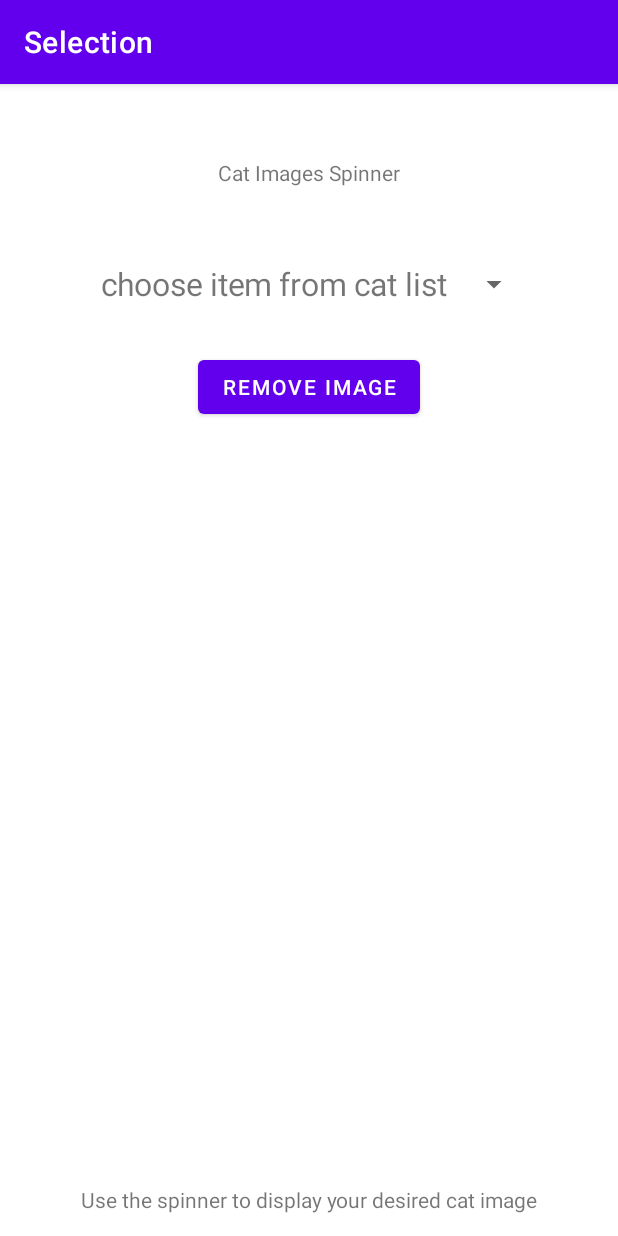
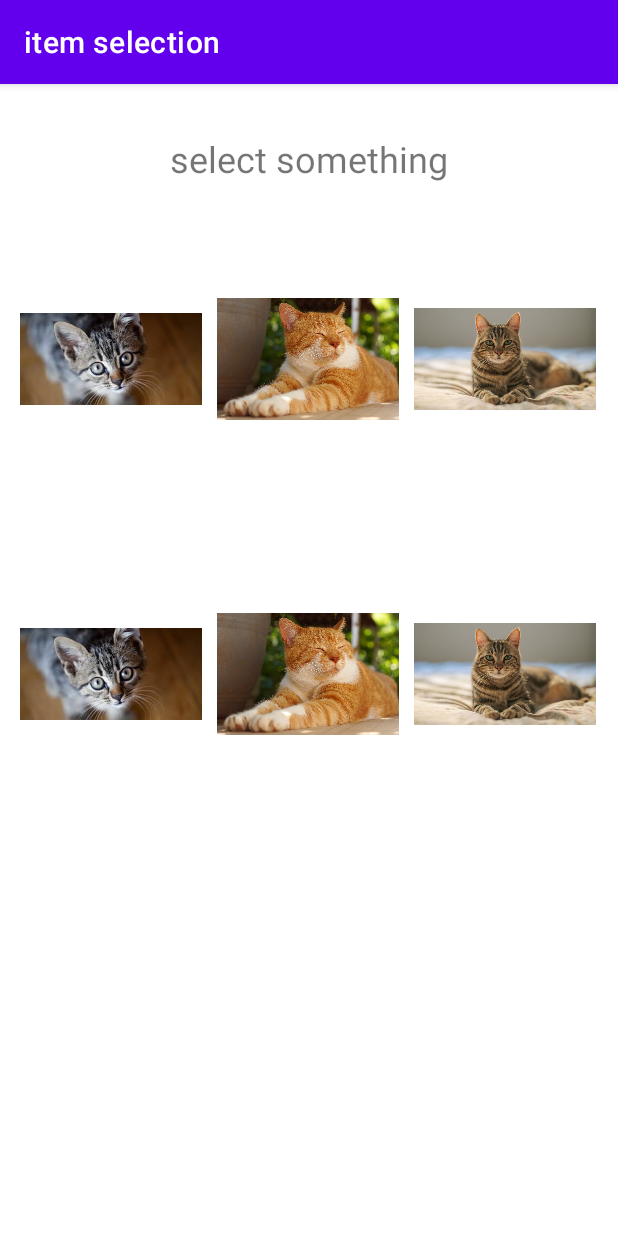
Before and after one commit to jackychulo/webapp-assignment6-alternativeresources, an Android app: the screen it shows after launch (MainActivity), on a phone screen of 412 x 824 dp. Run offline under Robolectric (Android 15) with nearby library versions, the phone set to English and light mode, and no system bars.

Commit message:
changed to gridview

```diff
--- a/app/src/main/AndroidManifest.xml
+++ b/app/src/main/AndroidManifest.xml
@@ -6,7 +6,7 @@
         android:allowBackup="true"
         android:icon="@mipmap/ic_launcher"
         android:label="@string/app_name"
-        android:roundIcon="@mipmap/ic_launcher_round"
+        android:roundIcon="@mipmap/caticon"
         android:supportsRtl="true"
         android:theme="@style/Theme.ImageActivity">
         <activity android:name=".catdisplayactivity"
--- a/app/src/main/java/edu/temple/imageactivity/ImageAdapter.java
+++ b/app/src/main/java/edu/temple/imageactivity/ImageAdapter.java
@@ -1,6 +1,8 @@
 package edu.temple.imageactivity;
 
 import android.content.Context;
+import android.graphics.Color;
+import android.text.Layout;
 import android.util.Log;
 import android.util.Pair;
 import android.view.Gravity;
@@ -9,6 +11,7 @@ import android.view.ViewGroup;
 import android.widget.BaseAdapter;
 import android.widget.ImageView;
 import android.widget.LinearLayout;
+import android.widget.RelativeLayout;
 import android.widget.TextView;
 
 import org.w3c.dom.Text;
@@ -40,7 +43,8 @@ public class ImageAdapter extends BaseAdapter {
     @Override
     public int getCount() {
         // items + 1 titleview
-        return items.size()+1;
+        //return items.size()+1;
+        return items.size();
     }
 
     @Override
@@ -48,7 +52,8 @@ public class ImageAdapter extends BaseAdapter {
         if(isTitle(position)){
             return null; //if it is title, return nothing
         }else{
-            return items.get(position + 1); //add 1 because of title view;
+            //return items.get(position + 1); //add 1 because of title view;
+            return items.get(position);
         }
     }
 
@@ -60,6 +65,7 @@ public class ImageAdapter extends BaseAdapter {
     @Override
     public View getView(int position, View convertView, ViewGroup parent) {
         //convertView refers to views inside the spinner
+        /*
         TextView textview;
 
         if((textview = (TextView) convertView) == null){
@@ -79,8 +85,48 @@ public class ImageAdapter extends BaseAdapter {
         }
 
         return textview;
+        */
+        TextView textview;
+        ImageView imageview;
+
+        LinearLayout linearlayout;
+        RelativeLayout relativelayout;
+
+        if(convertView == null){
+            linearlayout = new LinearLayout(context);
+            relativelayout = new RelativeLayout(context);
+            textview = new TextView(context);
+            imageview = new ImageView(context);
+
+            linearlayout.setOrientation(LinearLayout.HORIZONTAL);
+            //textview.setPadding(90,100,45,50);
+            textview.setTextSize(18);
+            textview.setTextColor(Color.WHITE);
+            textview.setGravity(Gravity.CENTER);
+
+
+
+
+            //linearlayout.addView(imageview);
+            relativelayout.addView(imageview);
+            imageview.getLayoutParams().height = 300;
+            imageview.getLayoutParams().width = 300;
+            //linearlayout.addView(textview);
+            relativelayout.addView(textview);
+        }else{
+            //linearlayout = (LinearLayout) convertView;
+            relativelayout = (RelativeLayout) convertView;
+            imageview = (ImageView) relativelayout.getChildAt(0);
+            textview = (TextView) relativelayout.getChildAt(1);
+        }
+
+        imageview.setImageResource(imageitems.get(position));
+        textview.setText(items.get(position));
+
+        //return linearlayout;
+        return relativelayout;
     }
-
+    /*
     @Override
     public View getDropDownView(int position, View convertView, ViewGroup parent) {
 
@@ -117,4 +163,6 @@ public class ImageAdapter extends BaseAdapter {
 
         return linearlayout;
     }
+
+    */
 }
--- a/app/src/main/java/edu/temple/imageactivity/MainActivity.java
+++ b/app/src/main/java/edu/temple/imageactivity/MainActivity.java
@@ -10,6 +10,7 @@ import android.widget.Adapter;
 import android.widget.AdapterView;
 import android.widget.ArrayAdapter;
 import android.widget.Button;
+import android.widget.GridView;
 import android.widget.ImageView;
 import android.widget.ListView;
 import android.widget.Spinner;
@@ -23,53 +24,39 @@ public class MainActivity extends AppCompatActivity {
 
     ImageView imageview;
     Button button;
-    Spinner spinner;
+    //Spinner spinner;
 
     @Override
     protected void onCreate(Bundle savedInstanceState) {
         super.onCreate(savedInstanceState);
         setContentView(R.layout.activity_main);
-        setTitle("Selection");
-        ArrayList<String> catarray = new ArrayList<>(Arrays.asList("sushi","tofu","dragonroll"));
+        setTitle("item selection");
+        ArrayList<String> catarray = new ArrayList<>(Arrays.asList("sushi", "tofu", "dragonroll",
+                "sushi2", "tofu2", "dragonroll2"));
         ArrayList<Integer> catimagearray = new ArrayList<Integer>(Arrays.asList(
-                R.drawable.cat1, R.drawable.cat2, R.drawable.cat3
-                ));
+                R.drawable.cat1, R.drawable.cat2, R.drawable.cat3, R.drawable.cat1,
+                R.drawable.cat2, R.drawable.cat3
+        ));
         //String[] catarray = new String[]{"sushi", "tofu", "dragonroll"};
         //int[] catimagearray = new int[]{R.drawable.cat1, R.drawable.cat2, R.drawable.cat3};
         //ArrayAdapter adapter = new ArrayAdapter(this, android.R.layout.simple_list_item_1, catarray);
 
         ImageAdapter adapter = new ImageAdapter(this, catarray, catimagearray);
 
-        imageview = findViewById(R.id.imageView);
-        button = findViewById(R.id.button);
-        spinner = findViewById(R.id.spinner);
-        spinner.setAdapter(adapter);
+        //imageview = findViewById(R.id.imageView);
+        //spinner = findViewById(R.id.spinner);
+        //spinner.setAdapter(adapter);
 
+        GridView gridview = findViewById(R.id.gridview);
+        gridview.setAdapter(adapter);
 
+        gridview.setOnItemClickListener(new AdapterView.OnItemClickListener() {
+            @Override
+            public void onItemClick(AdapterView<?> parent, View view, int position, long id) {
+                sendcat(catarray.get(position), catimagearray.get(position));
 
-        spinner.setOnItemSelectedListener(new AdapterView.OnItemSelectedListener() {
-            @Override
-            public void onItemSelected(AdapterView<?> parent, View view, int position, long id) {
-                if(position != 0) {
-                    //imageview.setImageResource(catimagearray.get(position - 1));
-                    //Toast.makeText(MainActivity.this, "item selected", Toast.LENGTH_SHORT).show();
-                    sendcat(catarray.get(position-1), catimagearray.get(position-1));
-
-                }else{
-                    imageview.setImageResource(0);
-                }
-            }
-
-            @Override
-            public void onNothingSelected(AdapterView<?> parent) {
-                Toast.makeText(MainActivity.this, "item unselected", Toast.LENGTH_SHORT).show();
             }
         });
-
-        button.setOnClickListener(v -> {
-            imageview.setImageResource(0); //remove image
-        });
-
 
     }
 
--- a/app/src/main/res/layout/activity_main.xml
+++ b/app/src/main/res/layout/activity_main.xml
@@ -7,70 +7,34 @@
     tools:context=".MainActivity">
 
 
-    <ImageView
-        android:id="@+id/imageView"
-        android:layout_width="409dp"
-        android:layout_height="459dp"
-        android:layout_marginStart="23dp"
-        android:layout_marginTop="258dp"
-        android:layout_marginEnd="23dp"
-        android:layout_marginBottom="34dp"
+    <TextView
+        android:id="@+id/textView"
+        android:layout_width="198dp"
+        android:layout_height="38dp"
+        android:layout_marginTop="33dp"
+        android:layout_marginBottom="12dp"
+        android:text="select something"
+        android:textAlignment="center"
+        android:textSize="24sp"
+        app:layout_constraintBottom_toTopOf="@+id/gridview"
+        app:layout_constraintEnd_toEndOf="parent"
+        app:layout_constraintStart_toStartOf="parent"
+        app:layout_constraintTop_toTopOf="parent" />
+
+    <GridView
+        android:id="@+id/gridview"
+        android:layout_width="0dp"
+        android:layout_height="0dp"
+        android:layout_marginStart="13dp"
+        android:layout_marginEnd="13dp"
+        android:layout_marginBottom="57dp"
+        android:numColumns="3"
+        android:horizontalSpacing="10dp"
+        android:verticalSpacing="10dp"
         app:layout_constraintBottom_toBottomOf="parent"
         app:layout_constraintEnd_toEndOf="parent"
         app:layout_constraintStart_toStartOf="parent"
-        app:layout_constraintTop_toTopOf="parent"
-        app:layout_constraintVertical_bias="1.0"
-        tools:srcCompat="@tools:sample/avatars[3]" />
-
-    <Spinner
-        android:id="@+id/spinner"
-        android:layout_width="294dp"
-        android:layout_height="48dp"
-        android:layout_marginTop="93dp"
-        android:layout_marginBottom="595dp"
-        app:layout_constraintBottom_toBottomOf="parent"
-        app:layout_constraintEnd_toEndOf="parent"
-        app:layout_constraintHorizontal_bias="0.5"
-        app:layout_constraintStart_toStartOf="parent"
-        app:layout_constraintTop_toTopOf="parent" />
-
-    <TextView
-        android:id="@+id/textView"
-        android:layout_width="wrap_content"
-        android:layout_height="wrap_content"
-        android:layout_marginTop="31dp"
-        android:layout_marginBottom="681dp"
-        android:text="Cat Images Spinner"
-        app:layout_constraintBottom_toBottomOf="parent"
-        app:layout_constraintEnd_toEndOf="parent"
-        app:layout_constraintHorizontal_bias="0.5"
-        app:layout_constraintStart_toStartOf="parent"
-        app:layout_constraintTop_toTopOf="parent" />
-
-    <Button
-        android:id="@+id/button"
-        android:layout_width="wrap_content"
-        android:layout_height="wrap_content"
-        android:layout_marginStart="131dp"
-        android:layout_marginTop="21dp"
-        android:layout_marginEnd="132dp"
-        android:layout_marginBottom="50dp"
-        android:text="Remove Image"
-        app:layout_constraintBottom_toTopOf="@+id/imageView"
-        app:layout_constraintEnd_toEndOf="parent"
-        app:layout_constraintStart_toStartOf="parent"
-        app:layout_constraintTop_toBottomOf="@+id/spinner" />
-
-    <TextView
-        android:id="@+id/textView2"
-        android:layout_width="wrap_content"
-        android:layout_height="wrap_content"
-        android:text="Use the spinner to display your desired cat image"
-        app:layout_constraintBottom_toBottomOf="parent"
-        app:layout_constraintEnd_toEndOf="parent"
-        app:layout_constraintStart_toStartOf="parent"
-        app:layout_constraintTop_toBottomOf="@+id/imageView"
-        app:layout_constraintVertical_bias="0.0" />
+        app:layout_constraintTop_toBottomOf="@+id/textView" />
 
 
 </androidx.constraintlayout.widget.ConstraintLayout>
--- /dev/null
+++ b/app/src/main/res/mipmap-anydpi-v26/caticon.xml
@@ -0,0 +1,5 @@
+<?xml version="1.0" encoding="utf-8"?>
+<adaptive-icon xmlns:android="http://schemas.android.com/apk/res/android">
+    <background android:drawable="@drawable/caticon_background"/>
+    <foreground android:drawable="@drawable/caticon_foreground"/>
+</adaptive-icon>
--- /dev/null
+++ b/app/src/main/res/mipmap-anydpi-v26/caticon_round.xml
@@ -0,0 +1,5 @@
+<?xml version="1.0" encoding="utf-8"?>
+<adaptive-icon xmlns:android="http://schemas.android.com/apk/res/android">
+    <background android:drawable="@drawable/caticon_background"/>
+    <foreground android:drawable="@drawable/caticon_foreground"/>
+</adaptive-icon>
```
Also changed, not shown: app/src/main/res/drawable/caticon_background.xml (added, +74 -0 lines), app/src/main/res/drawable/caticon_foreground.xml (added, +61 -0 lines), app/src/main/caticon-playstore.png (added), app/src/main/res/mipmap-hdpi/caticon.png (added), app/src/main/res/mipmap-mdpi/caticon.png (added), app/src/main/res/mipmap-mdpi/caticon_round.png (added), app/src/main/res/mipmap-xhdpi/caticon.png (added), app/src/main/res/mipmap-xxhdpi/caticon.png (added), app/src/main/res/mipmap-xxhdpi/caticon_round.png (added), app/src/main/res/mipmap-xxxhdpi/caticon.png (added), app/src/main/res/mipmap-xxxhdpi/caticon_round.png (added).
